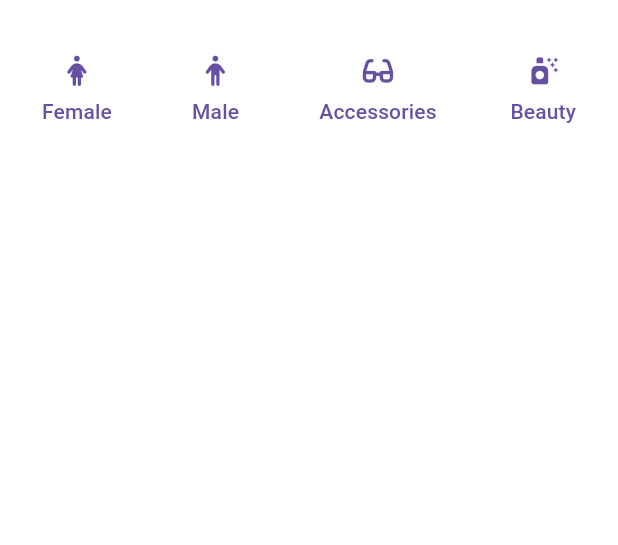
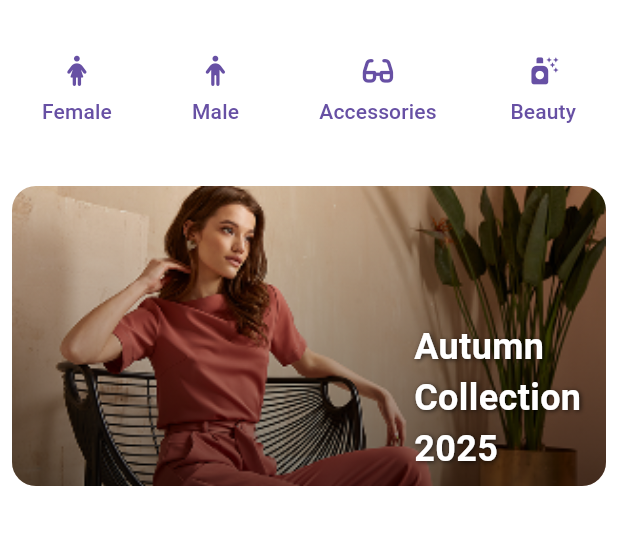
Before and after one commit to eedu7/ecom_flux, a Flutter app: the screen it shows after launch, on a phone screen of 412 x 824 dp, the part 63-608 px from its top. Run offline on Flutter 3.47's test engine with Material 3 defaults, Android fonts, the phone set to English and light mode, and no system bars; our stand-ins replace font_awesome_flutter, go_router, google_fonts, shared_preferences.

Commit message:
feat(products): add collection card and update product screen layout
- Implemented CollectionCard with image, gradient overlay, and label
- Updated ProductScreen to include ProductCategories and CollectionCard
- Improved column spacing for better visual layout
- ProductCollection remains placeholder

```diff
--- a/lib/features/products/presentation/product_screen.dart
+++ b/lib/features/products/presentation/product_screen.dart
@@ -1,3 +1,4 @@
+import 'package:ecom_flux/features/products/widgets/collection_card.dart';
 import 'package:ecom_flux/features/products/widgets/product_categories.dart';
 import 'package:flutter/material.dart';
 import 'package:font_awesome_flutter/font_awesome_flutter.dart';
@@ -36,7 +37,11 @@ class _ProductScreenState extends State<ProductScreen> {
       ),
       body: Padding(
         padding: const EdgeInsets.all(8.0),
-        child: Column(children: <Widget>[ProductCategories()]),
+
+        child: Column(
+          spacing: 24.0,
+          children: <Widget>[ProductCategories(), CollectionCard()],
+        ),
       ),
     );
   }
--- a/lib/features/products/widgets/collection_card.dart
+++ b/lib/features/products/widgets/collection_card.dart
@@ -10,6 +10,50 @@ class CollectionCard extends StatefulWidget {
 class _CollectionCardState extends State<CollectionCard> {
   @override
   Widget build(BuildContext context) {
-    return const Placeholder();
+    return Stack(
+      children: [
+        ClipRRect(
+          borderRadius: BorderRadius.circular(16.0),
+          child: Image.asset(
+            'assets/images/collection_image.png',
+            width: double.infinity,
+            height: 200,
+            fit: BoxFit.cover,
+          ),
+        ),
+        Container(
+          width: double.infinity,
+          height: 200,
+          decoration: BoxDecoration(
+            borderRadius: BorderRadius.circular(16.0),
+            gradient: LinearGradient(
+              colors: [Color.fromRGBO(0, 0, 0, 0.5), Colors.transparent],
+              begin: Alignment.bottomCenter,
+              end: Alignment.topCenter,
+            ),
+          ),
+        ),
+        Positioned(
+          right: 8,
+          bottom: 8,
+          width: 120,
+          child: Text(
+            'Autumn Collection 2025',
+            style: TextStyle(
+              color: Colors.white,
+              fontSize: 24,
+              fontWeight: FontWeight.bold,
+              shadows: [
+                Shadow(
+                  color: Color.fromRGBO(0, 0, 0, 0.7),
+                  offset: Offset(1, 1),
+                  blurRadius: 4,
+                ),
+              ],
+            ),
+          ),
+        ),
+      ],
+    );
   }
 }
--- /dev/null
+++ b/lib/features/products/widgets/product_collection.dart
@@ -0,0 +1,15 @@
+import 'package:flutter/material.dart';
+
+class ProductCollection extends StatefulWidget {
+  const ProductCollection({super.key});
+
+  @override
+  State<ProductCollection> createState() => _ProductCollectionState();
+}
+
+class _ProductCollectionState extends State<ProductCollection> {
+  @override
+  Widget build(BuildContext context) {
+    return const Placeholder();
+  }
+}
```
